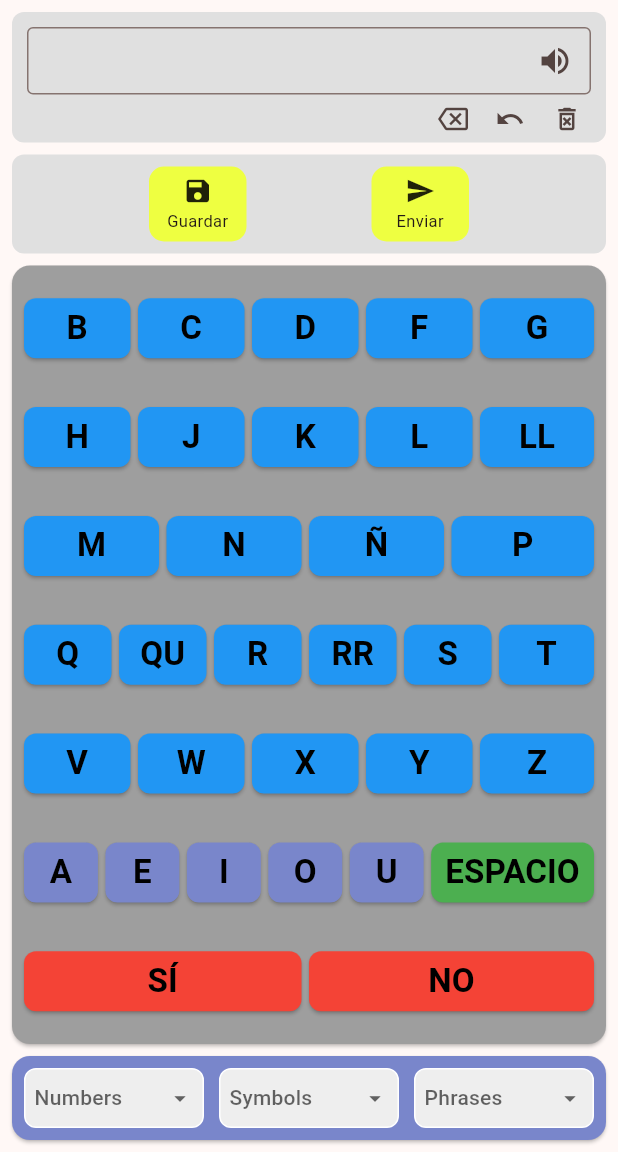
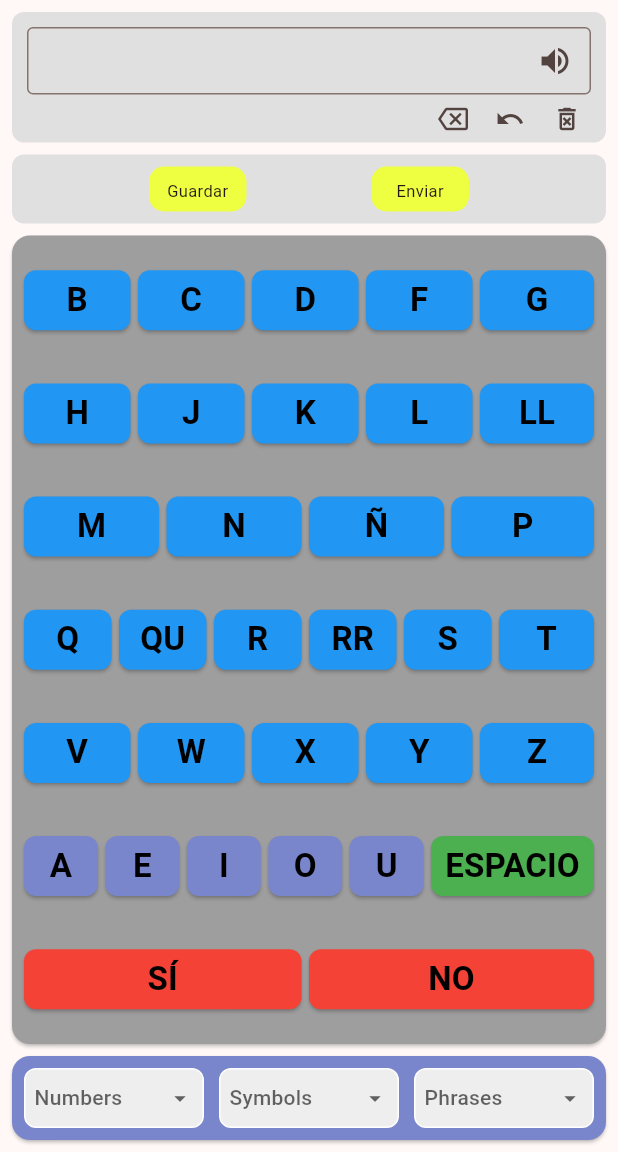
Before and after one commit to IT-Rafa/parkingson_key, a Flutter app: the screen it shows after launch, on a phone screen of 412 x 824 dp, the part 84-1236 px from its top. Run offline on Flutter 3.47's test engine with Material 3 defaults, Android fonts, the phone set to English and light mode, and no system bars; our stand-ins replace easy_localization, flutter_riverpod, shared_preferences; Roboto replaces fonts that are missing (Commissioner).

Commit message:
quit icons

```diff
--- a/lib/src/features/uix/screens/keyboard/keyboard_screen.dart
+++ b/lib/src/features/uix/screens/keyboard/keyboard_screen.dart
@@ -216,7 +216,7 @@ class _KeyboardScreenState extends ConsumerState<KeyboardScreen> {
         child: Column(
           mainAxisSize: MainAxisSize.min,
           children: [
-            Icon(icon, size: 20),
+            //Icon(icon, size: 20),
             const SizedBox(height: 2),
             Text(
               label,
```
